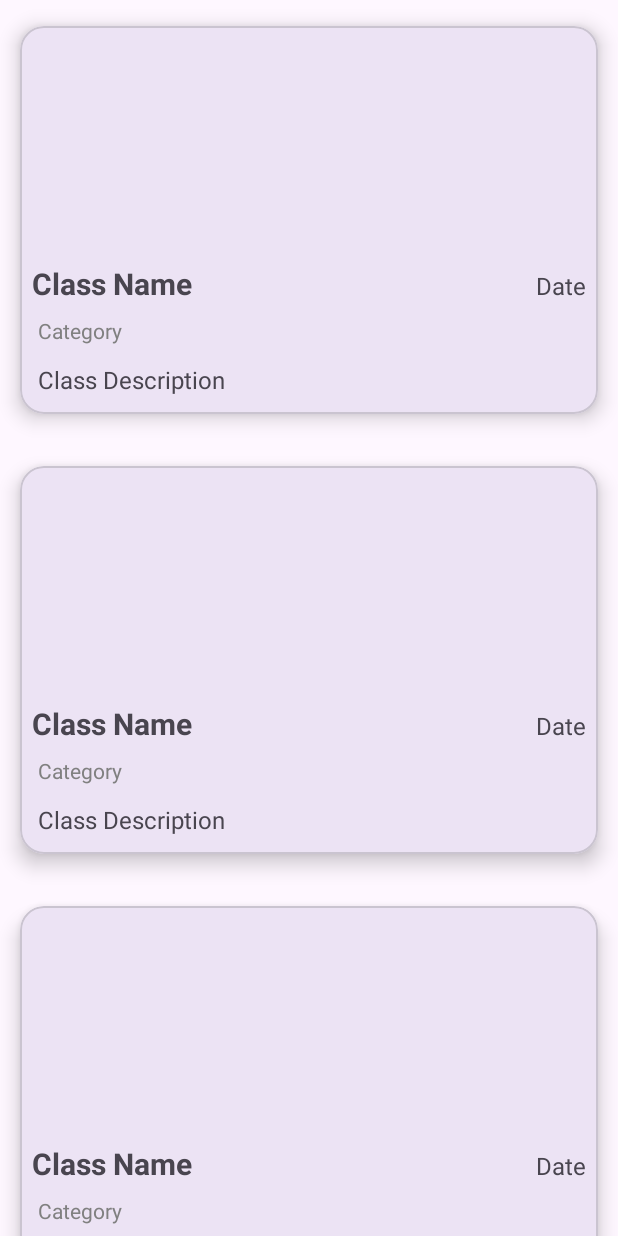
After one commit to Balusekhar/Elevate, an Android app: the layout fragment_home.xml on its own in the app's theme, with its tools: preview values and no code run, on a phone screen of 412 x 824 dp. The commit adds this screen. Run offline under Robolectric (Android 15) with nearby library versions, the phone set to English and light mode, and no system bars.

Commit message:
Implemented Home and Trainer Fragment

```diff
--- /dev/null
+++ b/app/src/main/res/drawable/ic_home.xml
@@ -0,0 +1,5 @@
+<vector android:height="24dp" android:tint="#000000"
+    android:viewportHeight="24" android:viewportWidth="24"
+    android:width="24dp" xmlns:android="http://schemas.android.com/apk/res/android">
+    <path android:fillColor="@android:color/white" android:pathData="M10,20v-6h4v6h5v-8h3L12,3 2,12h3v8z"/>
+</vector>
--- /dev/null
+++ b/app/src/main/res/layout/fragment_home.xml
@@ -0,0 +1,17 @@
+<?xml version="1.0" encoding="utf-8"?>
+<FrameLayout xmlns:android="http://schemas.android.com/apk/res/android"
+    xmlns:tools="http://schemas.android.com/tools"
+    android:layout_width="match_parent"
+    android:layout_height="match_parent"
+    xmlns:app="http://schemas.android.com/apk/res-auto"
+    tools:context=".HomeFragment">
+
+
+    <androidx.recyclerview.widget.RecyclerView
+        android:id="@+id/showClassRecyclerView"
+        android:layout_width="match_parent"
+        android:layout_height="match_parent"
+        app:layoutManager="androidx.recyclerview.widget.LinearLayoutManager"
+        tools:listitem="@layout/item_row_show_class" />
+
+</FrameLayout>
--- /dev/null
+++ b/app/src/main/res/layout/item_row_show_class.xml
@@ -0,0 +1,76 @@
+<?xml version="1.0" encoding="utf-8"?>
+<com.google.android.material.card.MaterialCardView xmlns:android="http://schemas.android.com/apk/res/android"
+    xmlns:app="http://schemas.android.com/apk/res-auto"
+    android:id="@+id/classCardView"
+    android:layout_width="match_parent"
+    android:layout_height="wrap_content"
+    app:cardCornerRadius="16dp"
+    app:cardElevation="8dp"
+    app:cardUseCompatPadding="true">
+
+    <LinearLayout
+        android:layout_width="match_parent"
+        android:layout_height="wrap_content"
+        android:orientation="vertical">
+
+        <!-- Image View -->
+        <ImageView
+            android:id="@+id/classImageView"
+            android:layout_width="match_parent"
+            android:layout_height="150dp"
+            android:scaleType="centerCrop"
+            android:contentDescription="Gym Image" />
+
+        <!-- Title and Date Layout -->
+        <LinearLayout
+            android:layout_width="match_parent"
+            android:layout_height="wrap_content"
+            android:orientation="horizontal"
+            android:layout_margin="8dp">
+
+            <!-- Title -->
+            <TextView
+                android:id="@+id/textClassName"
+                android:layout_width="0dp"
+                android:layout_weight="1"
+                android:layout_height="wrap_content"
+                android:text="Class Name"
+                android:textSize="20sp"
+                android:textStyle="bold" />
+
+            <!-- Date -->
+            <TextView
+                android:id="@+id/textDateOfTheClass"
+                android:layout_width="wrap_content"
+                android:layout_height="wrap_content"
+                android:text="Date"
+                android:textSize="16sp" />
+
+        </LinearLayout>
+
+        <!-- Category -->
+        <TextView
+            android:id="@+id/textCategory"
+            android:layout_width="match_parent"
+            android:layout_height="wrap_content"
+            android:text="Category"
+            android:textSize="14sp"
+            android:layout_marginStart="12dp"
+            android:textColor="#808080" />
+
+        <!-- Description -->
+        <TextView
+            android:id="@+id/textClassDescription"
+            android:layout_width="match_parent"
+            android:layout_height="wrap_content"
+            android:text="Class Description"
+            android:maxLines="1"
+            android:ellipsize="end"
+            android:textSize="16sp"
+            android:layout_margin="12dp" />
+
+        <!-- Add any other details you want to display -->
+
+    </LinearLayout>
+
+</com.google.android.material.card.MaterialCardView>
```
Also changed, not shown: app/build.gradle.kts (+7 -0 lines), app/src/main/java/com/example/elevate/AboutFragment.kt (added, +26 -0 lines), app/src/main/java/com/example/elevate/ClassDetails.kt (added, +9 -0 lines), app/src/main/java/com/example/elevate/FitnessActivity.kt (+26 -1 lines), app/src/main/java/com/example/elevate/HomeFragment.kt (added, +65 -0 lines), app/src/main/java/com/example/elevate/ShowClassAdapter.kt (added, +40 -0 lines), app/src/main/java/com/example/elevate/ShowTrainerAdapter.kt (added, +40 -0 lines), app/src/main/java/com/example/elevate/TrainerDetails.kt (added, +8 -0 lines), app/src/main/java/com/example/elevate/TrainersFragment.kt (added, +70 -0 lines), app/src/main/res/layout/activity_fitness.xml (+19 -0 lines), app/src/main/res/layout/fragment_about.xml (added, +10 -0 lines), app/src/main/res/layout/fragment_trainers.xml (added, +16 -0 lines), app/src/main/res/layout/item_row_addtrainer.xml (added, +46 -0 lines), app/src/main/res/menu/bottom_nav.xml (added, +22 -0 lines), 3 more files.
